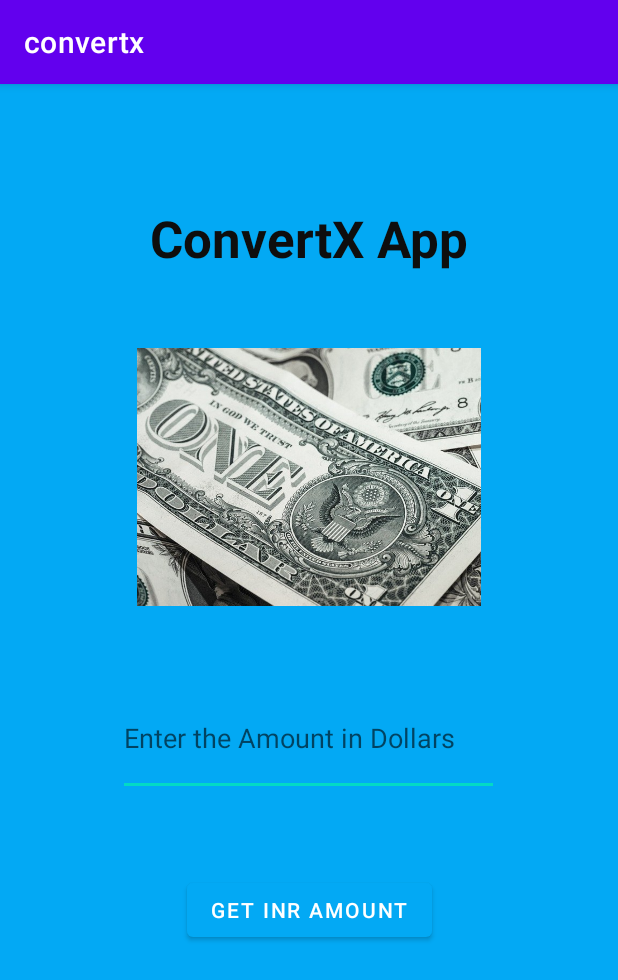
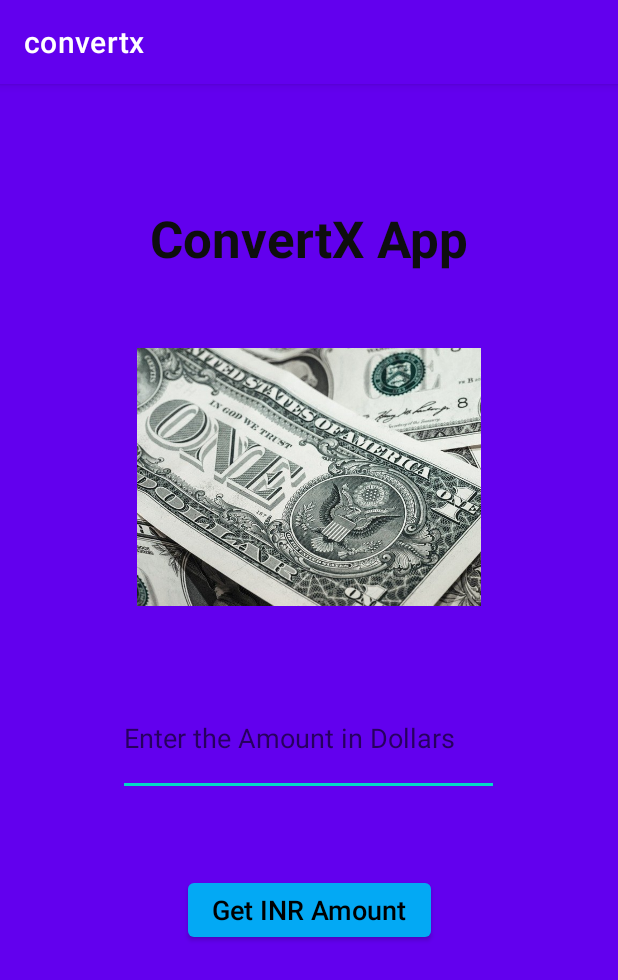
Before and after one commit to MohsinAli0899/ConvertX-App, an Android app: the screen it shows after launch (MainActivity), on a phone screen of 412 x 824 dp. Shown: the top 980 px of the screen. Run offline under Robolectric (Android 15) with nearby library versions, the phone set to English and light mode, and no system bars.

Commit message:
Final Commit

```diff
--- a/app/src/main/java/com/ali/convertx/MainActivity.java
+++ b/app/src/main/java/com/ali/convertx/MainActivity.java
@@ -13,7 +13,7 @@ public class MainActivity extends AppCompatActivity {
         String dollars = dollarAmount.getText().toString();
         Double doubleDollars = Double.parseDouble(dollars);
         Double doubleInr = 74.70 * doubleDollars;
-        String toastText = "= " + doubleInr.toString() + " Rs";
+        String toastText = "= Rs. " + doubleInr.toString();
 
         Toast.makeText(this, toastText, Toast.LENGTH_SHORT).show();
     }
--- a/app/src/main/res/layout/activity_main.xml
+++ b/app/src/main/res/layout/activity_main.xml
@@ -4,7 +4,7 @@
     xmlns:tools="http://schemas.android.com/tools"
     android:layout_width="match_parent"
     android:layout_height="match_parent"
-    android:background="#03A9F4"
+    android:background="@color/purple_500"
     tools:context=".MainActivity">
 
     <TextView
@@ -42,8 +42,11 @@
         android:layout_width="wrap_content"
         android:layout_height="wrap_content"
         android:layout_marginTop="52dp"
+        android:fontFamily="sans-serif-medium"
         android:onClick="btnClick"
         android:text="Get INR Amount"
+        android:textAppearance="@style/TextAppearance.AppCompat.Medium"
+        android:textColor="@color/black"
         app:backgroundTint="#03A9F4"
         app:layout_constraintEnd_toEndOf="parent"
         app:layout_constraintStart_toStartOf="parent"
```
